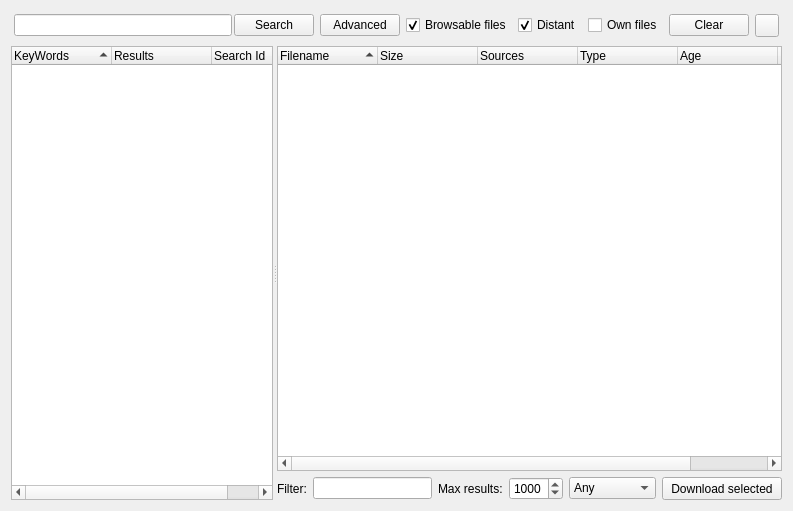
This is retroshare-gui/src/gui/FileTransfer/SearchDialog.ui in RetroShare/RetroShare as Qt 5 draws it before an edit. The edited form follows.
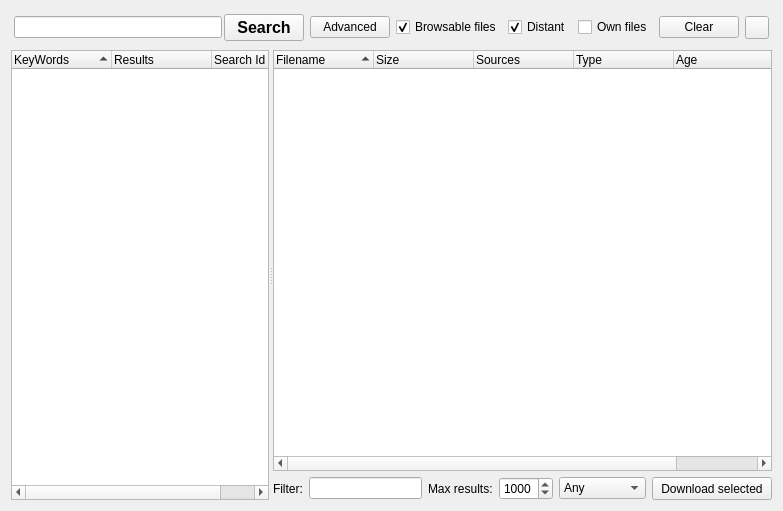
This is the edited form. Icons and pictures are not drawn. Custom widgets are drawn as their Qt base class.

The edit to the form file:
```diff
--- a/retroshare-gui/src/gui/FileTransfer/SearchDialog.ui
+++ b/retroshare-gui/src/gui/FileTransfer/SearchDialog.ui
@@ -6,7 +6,7 @@
    <rect>
     <x>0</x>
     <y>0</y>
-    <width>793</width>
+    <width>783</width>
     <height>511</height>
    </rect>
   </property>
@@ -93,7 +93,14 @@
          </widget>
         </item>
         <item>
-         <widget class="QPushButton" name="pushButtonSearch">
+         <widget class="QPushButton" name="searchButton">
+          <property name="font">
+           <font>
+            <pointsize>12</pointsize>
+            <weight>75</weight>
+            <bold>true</bold>
+           </font>
+          </property>
           <property name="focusPolicy">
            <enum>Qt::NoFocus</enum>
           </property>
@@ -460,6 +467,11 @@
    <extends>QLineEdit</extends>
    <header location="global">gui/common/LineEditClear.h</header>
   </customwidget>
+  <customwidget>
+   <class>RSComboBox</class>
+   <extends>QComboBox</extends>
+   <header>gui/common/RSComboBox.h</header>
+  </customwidget>
   <customwidget>
    <class>SearchTreeWidget</class>
    <extends>QTreeWidget</extends>
```
Left out of the diff: 12 changed lines with no effect on the pictures.
